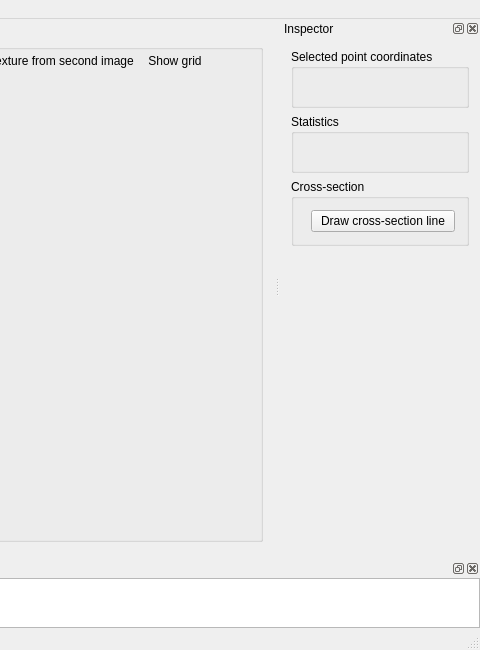
Above: cybervision/cybervision-app/UI/mainwindow.ui from zlogic/cybervision before the change; both pictures show x 720 to 1200 and y 0 to 650 of the 1200 by 650 pixel window. Below: the same form after it.
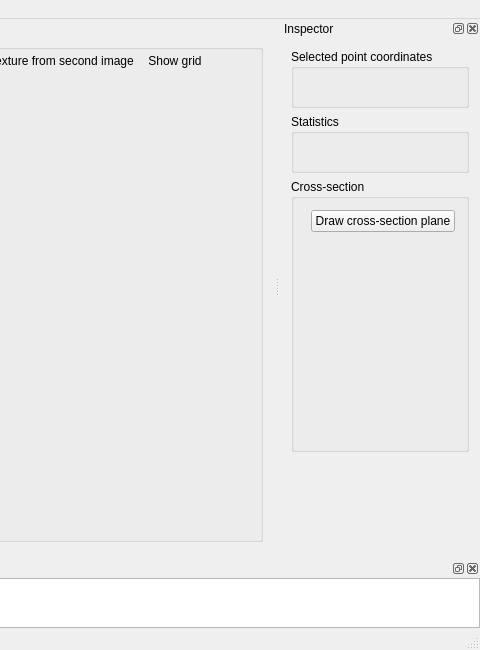
That is the form after the change. Icons and pictures are not drawn. Custom widgets are drawn as their Qt base class.

Commit message: - Added simple cross-section rendering

The edit to the form file:
```diff
--- a/cybervision/cybervision-app/UI/mainwindow.ui
+++ b/cybervision/cybervision-app/UI/mainwindow.ui
@@ -478,7 +478,7 @@
    <property name="minimumSize">
     <size>
      <width>200</width>
-     <height>206</height>
+     <height>412</height>
     </size>
    </property>
    <property name="features">
@@ -530,16 +530,32 @@
         <string>Cross-section</string>
        </property>
        <layout class="QFormLayout" name="formLayout_2">
+        <property name="fieldGrowthPolicy">
+         <enum>QFormLayout::AllNonFixedFieldsGrow</enum>
+        </property>
         <item row="0" column="1">
          <widget class="QPushButton" name="crosssectionButton">
           <property name="text">
-           <string>Draw cross-section line</string>
+           <string>Draw cross-section plane</string>
           </property>
           <property name="checkable">
            <bool>true</bool>
           </property>
          </widget>
         </item>
+        <item row="1" column="1">
+         <widget class="QLabel" name="crosssectiomImage">
+          <property name="minimumSize">
+           <size>
+            <width>0</width>
+            <height>200</height>
+           </size>
+          </property>
+          <property name="text">
+           <string/>
+          </property>
+         </widget>
+        </item>
        </layout>
       </widget>
      </item>
```
The commit also changes 5 other files.
